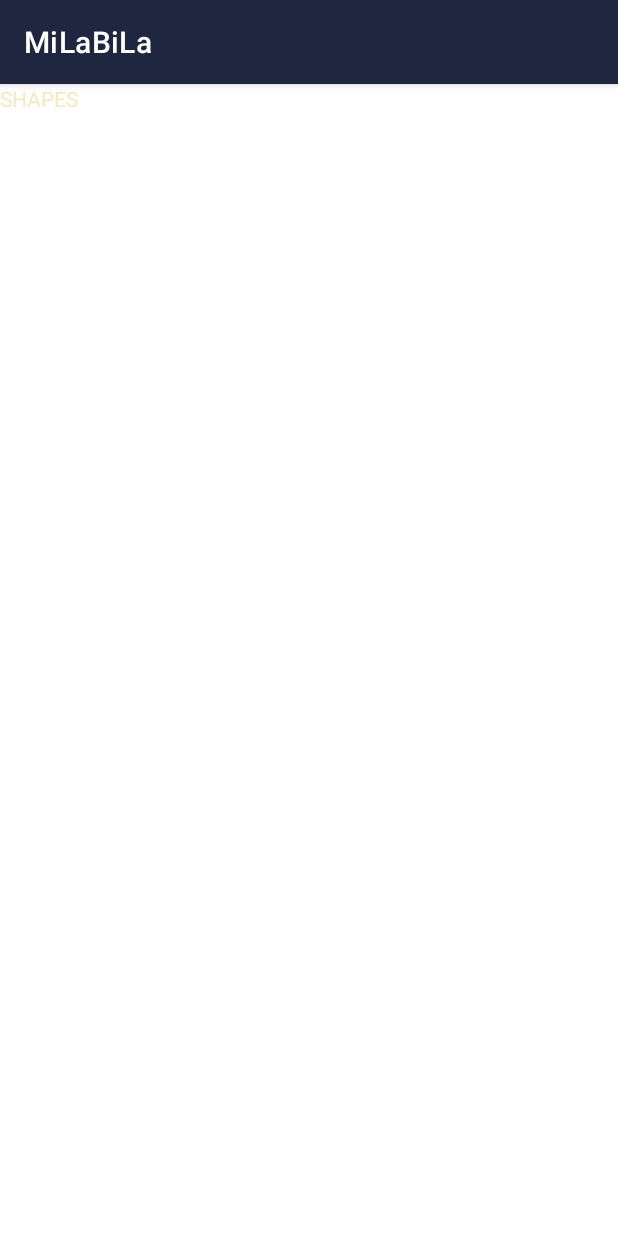
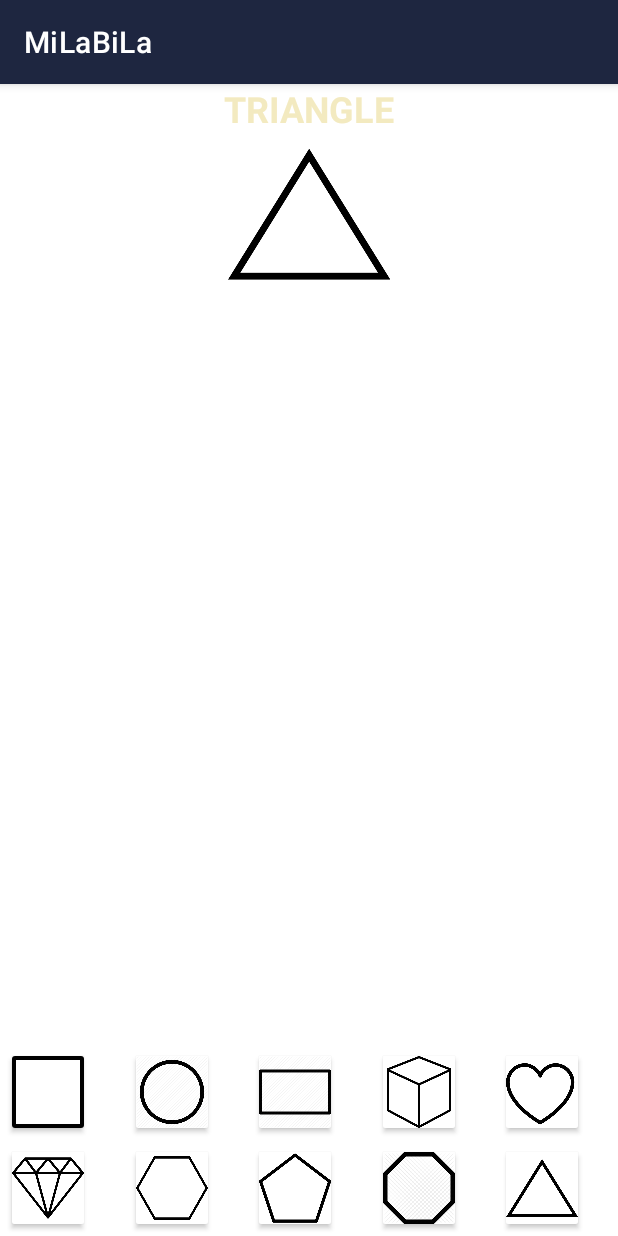
Before and after one commit to InquisitiveMindHasToKnow/MiLaBiLa, an Android app: the screen it shows after launch (MainActivity), after a tap on "Shapes", on a phone screen of 412 x 824 dp. Run offline under Robolectric (Android 15) with nearby library versions, the phone set to English and light mode, and no system bars; our stand-ins replace data binding.

Commit message:
ShapesFragment modified with recyclerview, textview and imageviews that update on interaction

```diff
--- /dev/null
+++ b/app/src/main/java/org/ohmstheresistance/milabila/dataclasses/ShapeData.kt
@@ -0,0 +1,3 @@
+package org.ohmstheresistance.milabila.dataclasses
+
+data class ShapeData (val shapeImage: Int, val shapeName: String)
--- a/app/src/main/java/org/ohmstheresistance/milabila/fragments/ShapesFragment.kt
+++ b/app/src/main/java/org/ohmstheresistance/milabila/fragments/ShapesFragment.kt
@@ -6,17 +6,52 @@ import android.view.LayoutInflater
 import android.view.View
 import android.view.ViewGroup
 import androidx.databinding.DataBindingUtil
+import androidx.recyclerview.widget.GridLayoutManager
 import org.ohmstheresistance.milabila.R
 import org.ohmstheresistance.milabila.databinding.ShapesFragmentBinding
+import org.ohmstheresistance.milabila.dataclasses.ShapeData
+import org.ohmstheresistance.milabila.recyclerview.ShapesAdapter
 
-class ShapesFragment : Fragment() {
+private val shapesList = listOf(
+    ShapeData(R.drawable.square, "Square"),
+    ShapeData(R.drawable.circle_shape, "Circle"),
+    ShapeData(R.drawable.rectangle, "Rectangle"),
+    ShapeData(R.drawable.cube, "Cube"),
+    ShapeData(R.drawable.heart, "Heart"),
+    ShapeData(R.drawable.diamond, "Diamond"),
+    ShapeData(R.drawable.hexagon, "Hexagon"),
+    ShapeData(R.drawable.pentagon, "Pentagon"),
+    ShapeData(R.drawable.octogon, "Octagon"),
+    ShapeData(R.drawable.triangle, "Triangle"))
+
+
+
+class ShapesFragment : Fragment(), ShapesAdapter.ShapesViewHolder.UpdateShapeImageAndNameInterface {
+
+    lateinit var shapesFragmentBinding: ShapesFragmentBinding
+    private val shapesAdapter = ShapesAdapter(shapesList, this)
 
     override fun onCreateView(
         inflater: LayoutInflater, container: ViewGroup?,
         savedInstanceState: Bundle?
     ): View? {
-       val shapesFragmentBinding = DataBindingUtil.inflate<ShapesFragmentBinding>(inflater, R.layout.shapes_fragment, container, false)
+       shapesFragmentBinding = DataBindingUtil.inflate(inflater, R.layout.shapes_fragment, container, false)
+
+        setUpLettersRecyclerView()
 
         return shapesFragmentBinding.root
     }
+
+    private fun setUpLettersRecyclerView() {
+        shapesFragmentBinding.shapesRecycler.layoutManager = GridLayoutManager(context, 5)
+        shapesFragmentBinding.shapesRecycler.adapter = shapesAdapter
+    }
+
+    override fun updateShapeImageAndName(clickedShapeName: String, clickedShapeImage: Int) {
+        shapesFragmentBinding.shapefragShapeNameTextview.text = clickedShapeName
+
+        for (i in shapesList.indices){
+            shapesFragmentBinding.shapesfragShapeImageview.setImageResource(clickedShapeImage)
+        }
+    }
 }
--- a/app/src/main/java/org/ohmstheresistance/milabila/recyclerview/AlphabetAdapter.kt
+++ b/app/src/main/java/org/ohmstheresistance/milabila/recyclerview/AlphabetAdapter.kt
@@ -1,6 +1,5 @@
 package org.ohmstheresistance.milabila.recyclerview
 
-import android.util.Log
 import android.view.LayoutInflater
 import android.view.View
 import android.view.ViewGroup
@@ -10,11 +9,10 @@ import org.ohmstheresistance.milabila.R
 import org.ohmstheresistance.milabila.dataclasses.AlphabetData
 import org.ohmstheresistance.milabila.fragments.AlphabetFragment
 
-class AlphabetAdapter(private val letterList: List<AlphabetData>, val alphabetFragment: AlphabetFragment)  :RecyclerView.Adapter<AlphabetAdapter.AlphabetViewHolder>() {
+class AlphabetAdapter(private val letterList: List<AlphabetData>, val alphabetFragment: AlphabetFragment):RecyclerView.Adapter<AlphabetAdapter.AlphabetViewHolder>() {
     override fun onCreateViewHolder(parent: ViewGroup, viewType: Int): AlphabetViewHolder {
         val v = LayoutInflater.from(parent.context)
             .inflate(R.layout.alphabet_itemview, parent, false)
-
 
         return AlphabetViewHolder(v)
     }
--- /dev/null
+++ b/app/src/main/java/org/ohmstheresistance/milabila/recyclerview/ShapesAdapter.kt
@@ -0,0 +1,49 @@
+package org.ohmstheresistance.milabila.recyclerview
+
+import android.view.LayoutInflater
+import android.view.View
+import android.view.ViewGroup
+import android.widget.ImageView
+import androidx.recyclerview.widget.RecyclerView
+import org.ohmstheresistance.milabila.R
+import org.ohmstheresistance.milabila.dataclasses.ShapeData
+import org.ohmstheresistance.milabila.fragments.ShapesFragment
+
+class ShapesAdapter(private val shapesList: List<ShapeData>, val shapeFragment: ShapesFragment) :
+    RecyclerView.Adapter<ShapesAdapter.ShapesViewHolder>() {
+    override fun onCreateViewHolder(parent: ViewGroup, viewType: Int): ShapesViewHolder {
+        val v = LayoutInflater.from(parent.context)
+            .inflate(R.layout.shape_itemview, parent, false)
+
+
+        return ShapesViewHolder(v)
+    }
+
+
+    override fun onBindViewHolder(holder: ShapesViewHolder, position: Int) {
+        holder.bindItems(shapesList[position])
+
+        val shapeClicked = shapesList[position].shapeImage
+        val shapeName = shapesList[position].shapeName
+
+        holder.itemView.setOnClickListener {
+
+            shapeFragment.updateShapeImageAndName(shapeName, shapeClicked)
+        }
+    }
+
+    override fun getItemCount(): Int {
+        return shapesList.size
+    }
+
+    class ShapesViewHolder(itemView: View) : RecyclerView.ViewHolder(itemView) {
+        fun bindItems(shapeData: ShapeData) {
+            val letterImage: ImageView = itemView.findViewById(R.id.shape_imageview) as ImageView
+            letterImage.setImageResource(shapeData.shapeImage)
+        }
+
+        interface UpdateShapeImageAndNameInterface {
+            fun updateShapeImageAndName(clickedShapeName: String, clickedShapeImage: Int)
+        }
+    }
+}
--- /dev/null
+++ b/app/src/main/res/layout/shape_itemview.xml
@@ -0,0 +1,25 @@
+<?xml version="1.0" encoding="utf-8"?>
+<layout xmlns:android="http://schemas.android.com/apk/res/android">
+
+    <androidx.cardview.widget.CardView
+        android:layout_width="48dp"
+        android:layout_height="48dp"
+        android:layout_marginTop="8dp"
+        android:layout_marginStart="8dp"
+        android:layout_marginBottom="8dp">
+
+        <LinearLayout
+            android:layout_width="wrap_content"
+            android:layout_height="wrap_content"
+            android:background="@color/cardview_light_background"
+            android:orientation="vertical">
+
+            <ImageView
+                android:id="@+id/shape_imageview"
+                android:layout_width="match_parent"
+                android:layout_height="match_parent"
+                android:src="@drawable/triangle"/>
+
+        </LinearLayout>
+    </androidx.cardview.widget.CardView>
+</layout>
--- a/app/src/main/res/layout/shapes_fragment.xml
+++ b/app/src/main/res/layout/shapes_fragment.xml
@@ -7,10 +7,40 @@
         android:layout_height="match_parent"
         tools:context=".fragments.ShapesFragment">
 
+        <androidx.appcompat.widget.LinearLayoutCompat
+            android:layout_width="match_parent"
+            android:layout_height="wrap_content"
+            android:orientation="vertical"
+            app:layout_constraintTop_toTopOf="parent"
+            app:layout_constraintStart_toStartOf="parent"
+            app:layout_constraintEnd_toEndOf="parent"
+            >
+
         <TextView
+            android:id="@+id/shapefrag_shape_name_textview"
             android:layout_width="match_parent"
-            android:layout_height="match_parent"
-            android:text="SHAPES" />
+            android:layout_height="wrap_content"
+            android:textSize="24sp"
+            android:gravity="center_horizontal"
+            android:textStyle="bold"
+            android:textAllCaps="true"
+            android:text="TRIANGLE" />
+
+        <ImageView
+            android:id="@+id/shapesfrag_shape_imageview"
+            android:layout_width="match_parent"
+            android:layout_height="108dp"
+            android:src="@drawable/triangle"/>
+
+
+        </androidx.appcompat.widget.LinearLayoutCompat>
+
+        <androidx.recyclerview.widget.RecyclerView
+            android:id="@+id/shapes_recycler"
+            android:layout_width="match_parent"
+            android:layout_height="wrap_content"
+            app:layout_constraintBottom_toBottomOf="parent" />
 
     </androidx.constraintlayout.widget.ConstraintLayout>
+
 </layout>
```
Also changed, not shown: app/src/main/res/layout/color_fragment.xml (+12 -12 lines), app/src/main/res/layout/landing_page_fragment.xml (+4 -6 lines), app/src/main/res/drawable/circle_shape.png (added), app/src/main/res/drawable/circular_button_background.xml (renamed from app/src/main/res/drawable/circle.xml), app/src/main/res/drawable/cube.png (added), app/src/main/res/drawable/diamond.png (added), app/src/main/res/drawable/heart.png (added), app/src/main/res/drawable/hexagon.png (added), app/src/main/res/drawable/octogon.png (added), app/src/main/res/drawable/pentagon.png (added), app/src/main/res/drawable/rectangle.png (added), app/src/main/res/drawable/square.png (added), app/src/main/res/drawable/triangle.png (added).
